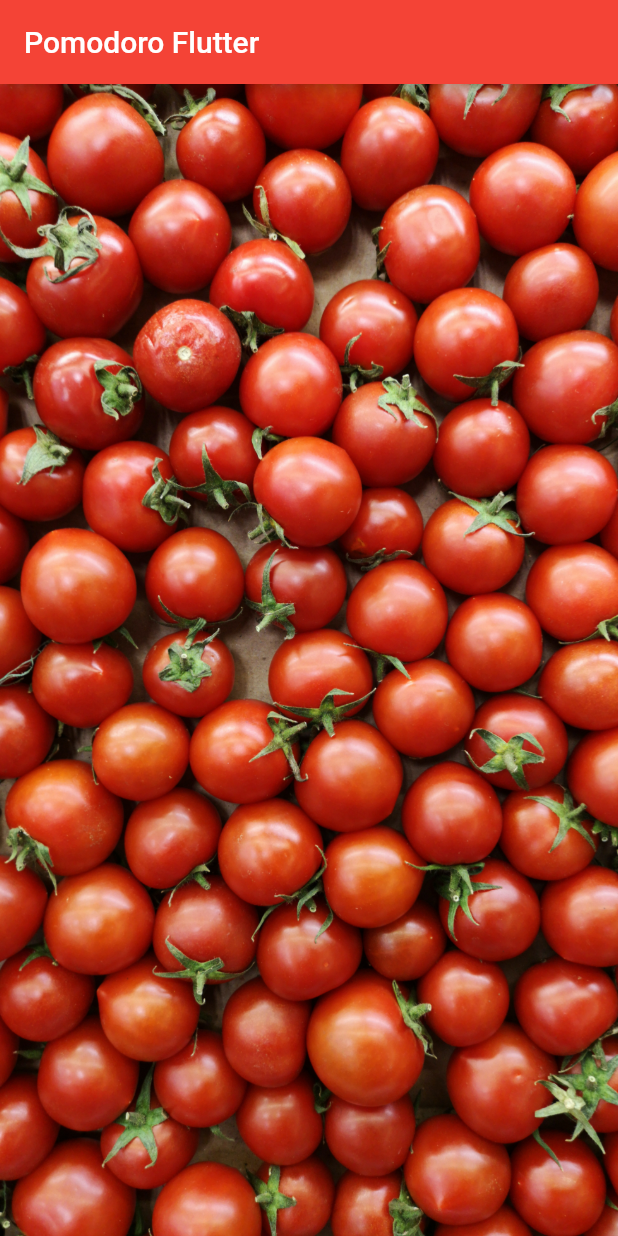
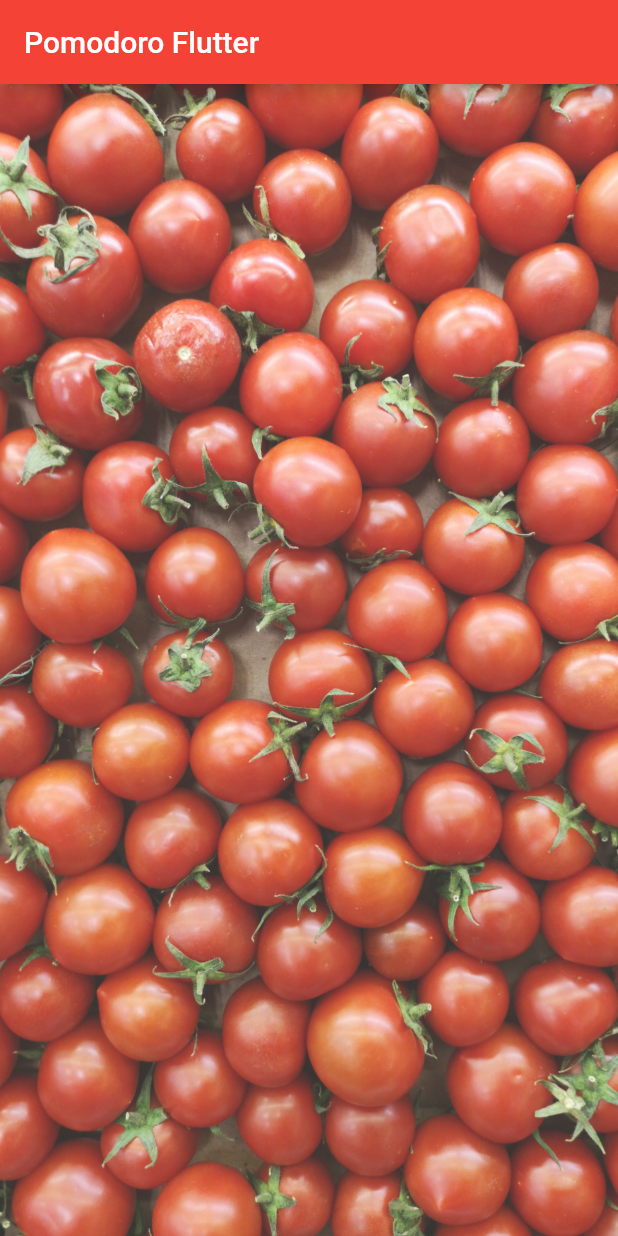
Before and after one commit to Keyband/pomodoro_flutter, a Flutter app: the screen it shows after launch, on a phone screen of 412 x 824 dp. Run offline on Flutter 3.47's test engine with Material 2 defaults, Android fonts, the phone set to English and light mode, and no system bars.

```diff
--- a/lib/main.dart
+++ b/lib/main.dart
@@ -52,6 +52,7 @@ class _MyHomePageState extends State<MyHomePage> {
                   image: AssetImage('assets/images/bg.jpg'),
                   fit: BoxFit.cover)),
         ),
+        Container(color: Colors.white.withOpacity(0.2))
       ]),
     );
   }
```
